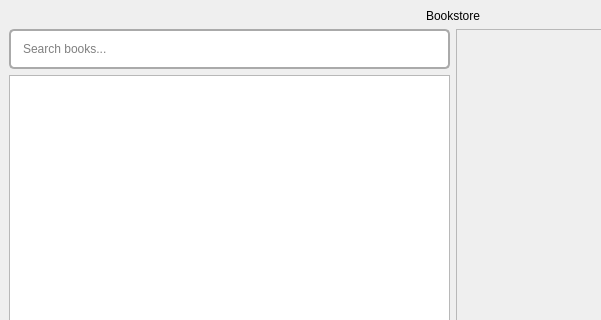
Qt form design/ui/main_view.ui (Sandrkll1/BookStore) before a commit; both pictures show x 0 to 601 and y 0 to 320 of the 906 by 724 pixel window.
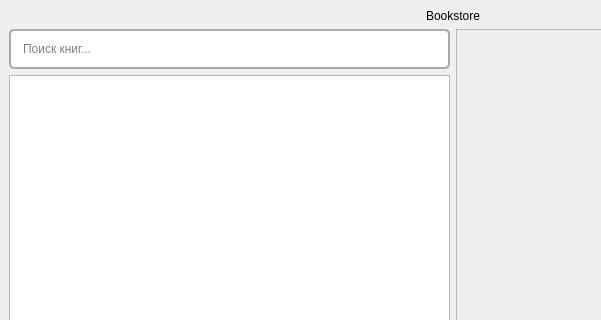
The same form after that commit.

Commit message: Adding admin the ability to delete books

Patch:
```diff
--- a/design/ui/main_view.ui
+++ b/design/ui/main_view.ui
@@ -43,7 +43,7 @@
            </string>
           </property>
           <property name="placeholderText">
-           <string>Search books...</string>
+           <string>Поиск книг...</string>
           </property>
          </widget>
         </item>
```
The commit also changes 11 other files.
